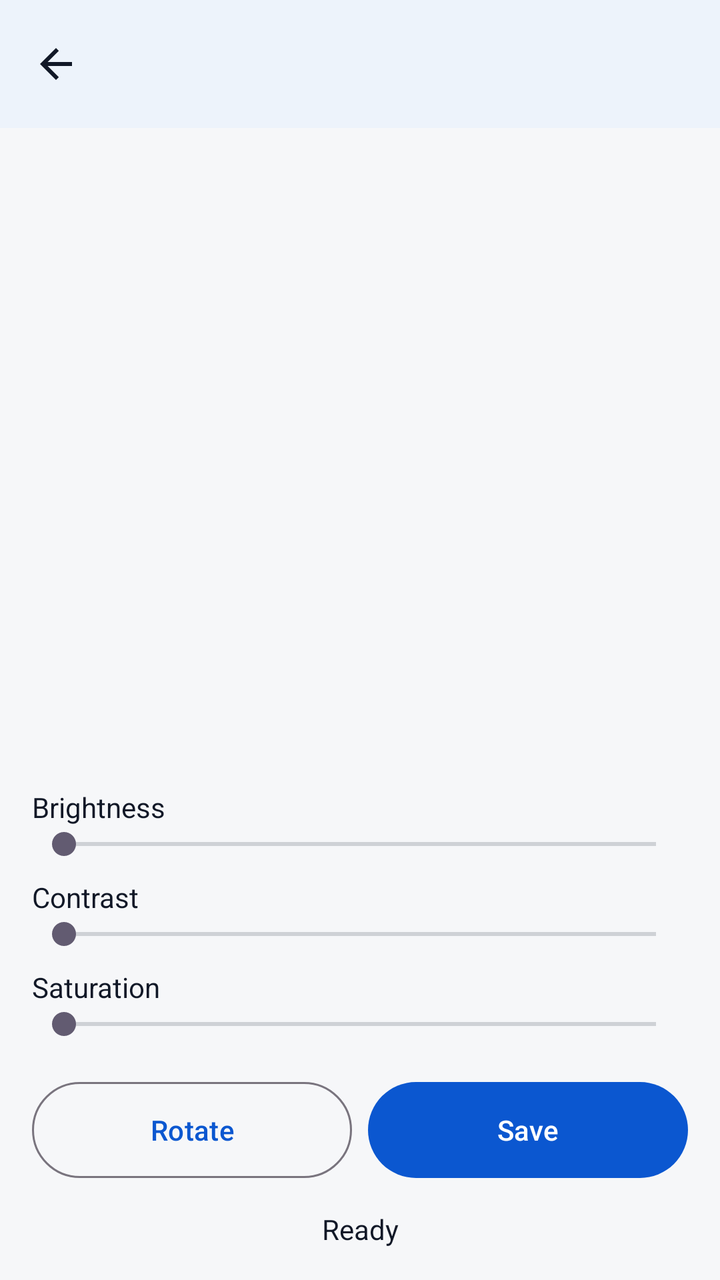
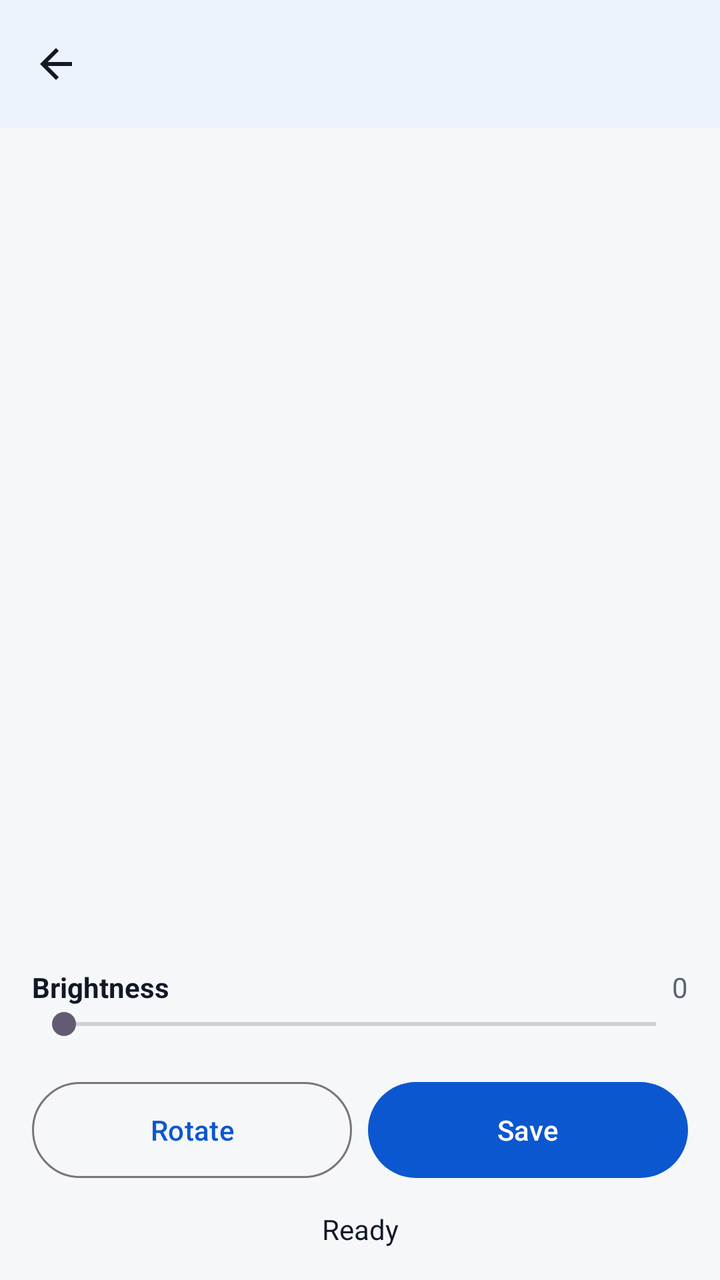

Before-and-after screenshots of an Android layout around one commit, followed by the original layout XML and the change that was made.
<!-- AndroidManifest.xml: application theme Theme.Hakunaa -->
<!-- res/layout/activity_image_edit.xml -->
<?xml version="1.0" encoding="utf-8"?>
<LinearLayout xmlns:android="http://schemas.android.com/apk/res/android"
    xmlns:app="http://schemas.android.com/apk/res-auto"
    android:layout_width="match_parent"
    android:layout_height="match_parent"
    android:background="@color/hakunaa_background"
    android:orientation="vertical">

    <com.google.android.material.appbar.MaterialToolbar
        android:id="@+id/toolbar"
        android:layout_width="match_parent"
        android:layout_height="wrap_content"
        android:background="@color/hakunaa_surface"
        android:elevation="2dp"
        android:title="Edit image"
        android:titleTextColor="@color/hakunaa_text"
        app:navigationIcon="@drawable/ic_arrow_back" />

    <ImageView
        android:id="@+id/ivPreview"
        android:layout_width="match_parent"
        android:layout_height="0dp"
        android:layout_weight="1"
        android:scaleType="fitCenter"
        android:background="@color/hakunaa_background" />

    <LinearLayout
        android:layout_width="match_parent"
        android:layout_height="wrap_content"
        android:orientation="vertical"
        android:padding="16dp">

        <TextView
            android:layout_width="wrap_content"
            android:layout_height="wrap_content"
            android:text="Brightness"
            android:textColor="@color/hakunaa_text"
            android:textSize="14sp" />

        <SeekBar
            android:id="@+id/sbBrightness"
            android:layout_width="match_parent"
            android:layout_height="wrap_content" />

        <TextView
            android:layout_width="wrap_content"
            android:layout_height="wrap_content"
            android:layout_marginTop="8dp"
            android:text="Contrast"
            android:textColor="@color/hakunaa_text"
            android:textSize="14sp" />

        <SeekBar
            android:id="@+id/sbContrast"
            android:layout_width="match_parent"
            android:layout_height="wrap_content" />

        <TextView
            android:layout_width="wrap_content"
            android:layout_height="wrap_content"
            android:layout_marginTop="8dp"
            android:text="Saturation"
            android:textColor="@color/hakunaa_text"
            android:textSize="14sp" />

        <SeekBar
            android:id="@+id/sbSaturation"
            android:layout_width="match_parent"
            android:layout_height="wrap_content" />

        <LinearLayout
            android:layout_width="match_parent"
            android:layout_height="wrap_content"
            android:layout_marginTop="16dp"
            android:orientation="horizontal">

            <com.google.android.material.button.MaterialButton
                android:id="@+id/btnRotate"
                android:layout_width="0dp"
                android:layout_height="56dp"
                android:layout_marginEnd="8dp"
                android:layout_weight="1"
                android:text="Rotate"
                style="@style/Widget.Material3.Button.OutlinedButton" />

            <com.google.android.material.button.MaterialButton
                android:id="@+id/btnSave"
                android:layout_width="0dp"
                android:layout_height="56dp"
                android:layout_weight="1"
                android:text="Save" />
        </LinearLayout>

        <TextView
            android:id="@+id/tvStatus"
            android:layout_width="match_parent"
            android:layout_height="wrap_content"
            android:gravity="center"
            android:paddingTop="12dp"
            android:text="@string/ready"
            android:textColor="@color/hakunaa_text"
            android:textSize="14sp" />
    </LinearLayout>
</LinearLayout>
<!-- resources referenced by this layout -->
<resources>
  <color name="hakunaa_background">#F6F7F9</color>
  <color name="hakunaa_surface">#FFFFFF</color>
  <color name="hakunaa_text">#111827</color>
  <!-- drawable ic_arrow_back (drawable) -->
  <vector xmlns:android="http://schemas.android.com/apk/res/android"
      android:width="24dp"
      android:height="24dp"
      android:viewportWidth="24"
      android:viewportHeight="24"
      android:tint="#111827">
      <path
          android:fillColor="#FF000000"
          android:pathData="M20,11H7.83l5.59,-5.59L12,4l-8,8 8,8 1.41,-1.41L7.83,13H20v-2z" />
  </vector>
  <string name="ready">Ready</string>
  <style name="Theme.Hakunaa" parent="Theme.Material3.Light.NoActionBar">
          <item name="colorPrimary">@color/hakunaa_primary</item>
          <item name="colorPrimaryDark">@color/hakunaa_primary_dark</item>
          <item name="colorOnPrimary">@color/hakunaa_on_primary</item>
          <item name="android:windowBackground">@color/hakunaa_background</item>
          <item name="colorSurface">@color/hakunaa_surface</item>
          <item name="android:textColorPrimary">@color/hakunaa_text</item>
          <item name="android:textColorSecondary">@color/hakunaa_text_secondary</item>
      </style>
  <color name="hakunaa_primary">#0B57D0</color>
  <color name="hakunaa_primary_dark">#0842A0</color>
  <color name="hakunaa_on_primary">#FFFFFF</color>
  <color name="hakunaa_text_secondary">#5B6472</color>
</resources>

<!-- the commit's change to res/layout/activity_image_edit.xml (unified diff, before → after) -->
@@ -30,41 +30,45 @@
         android:orientation="vertical"
         android:padding="16dp">
 
-        <TextView
-            android:layout_width="wrap_content"
+        <HorizontalScrollView
+            android:layout_width="match_parent"
             android:layout_height="wrap_content"
-            android:text="Brightness"
-            android:textColor="@color/hakunaa_text"
-            android:textSize="14sp" />
+            android:scrollbars="none">
+
+            <LinearLayout
+                android:id="@+id/toolRow"
+                android:layout_width="wrap_content"
+                android:layout_height="wrap_content"
+                android:orientation="horizontal" />
+        </HorizontalScrollView>
+
+        <LinearLayout
+            android:layout_width="match_parent"
+            android:layout_height="wrap_content"
+            android:layout_marginTop="12dp"
+            android:orientation="horizontal">
+
+            <TextView
+                android:id="@+id/tvToolName"
+                android:layout_width="0dp"
+                android:layout_height="wrap_content"
+                android:layout_weight="1"
+                android:text="Brightness"
+                android:textColor="@color/hakunaa_text"
+                android:textSize="14sp"
+                android:textStyle="bold" />
+
+            <TextView
+                android:id="@+id/tvToolValue"
+                android:layout_width="wrap_content"
+                android:layout_height="wrap_content"
+                android:text="0"
+                android:textColor="@color/hakunaa_text_secondary"
+                android:textSize="14sp" />
+        </LinearLayout>
 
         <SeekBar
-            android:id="@+id/sbBrightness"
-            android:layout_width="match_parent"
-            android:layout_height="wrap_content" />
-
-        <TextView
-            android:layout_width="wrap_content"
-            android:layout_height="wrap_content"
-            android:layout_marginTop="8dp"
-            android:text="Contrast"
-            android:textColor="@color/hakunaa_text"
-            android:textSize="14sp" />
-
-        <SeekBar
-            android:id="@+id/sbContrast"
-            android:layout_width="match_parent"
-            android:layout_height="wrap_content" />
-
-        <TextView
-            android:layout_width="wrap_content"
-            android:layout_height="wrap_content"
-            android:layout_marginTop="8dp"
-            android:text="Saturation"
-            android:textColor="@color/hakunaa_text"
-            android:textSize="14sp" />
-
-        <SeekBar
-            android:id="@+id/sbSaturation"
+            android:id="@+id/sbValue"
             android:layout_width="match_parent"
             android:layout_height="wrap_content" />
 
